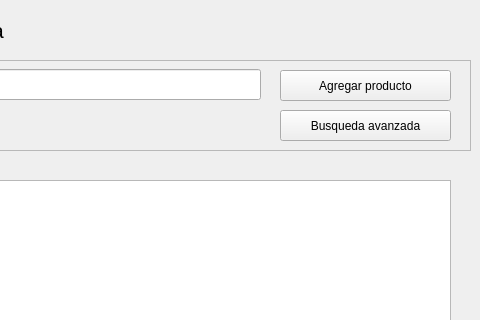
The window that code/ui_files/realizar_venta_window.ui (Perer876/tiendita) describes before a commit, drawn with Qt 5; both pictures show x 610 to 1090 and y 0 to 320 of the 1090 by 771 pixel window.
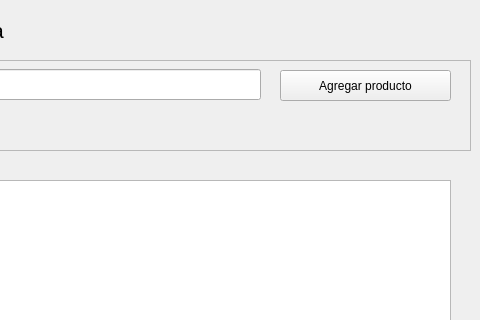
The same window after the commit. Icons and pictures are not drawn.

Commit message: Grafica de ventas en matplotlib

What changed in the file:
```diff
--- a/code/ui_files/realizar_venta_window.ui
+++ b/code/ui_files/realizar_venta_window.ui
@@ -148,29 +148,6 @@
       </size>
      </property>
     </widget>
-    <widget class="QPushButton" name="busqueda_avanzada_pushButton">
-     <property name="geometry">
-      <rect>
-       <x>880</x>
-       <y>50</y>
-       <width>171</width>
-       <height>31</height>
-      </rect>
-     </property>
-     <property name="text">
-      <string>Busqueda avanzada</string>
-     </property>
-     <property name="icon">
-      <iconset resource="../assets/resources.qrc">
-       <normaloff>:/images/003-open-book-8.png</normaloff>:/images/003-open-book-8.png</iconset>
-     </property>
-     <property name="iconSize">
-      <size>
-       <width>25</width>
-       <height>25</height>
-      </size>
-     </property>
-    </widget>
    </widget>
    <widget class="QLabel" name="label">
     <property name="geometry">
```
The commit also changes 5 other files.
